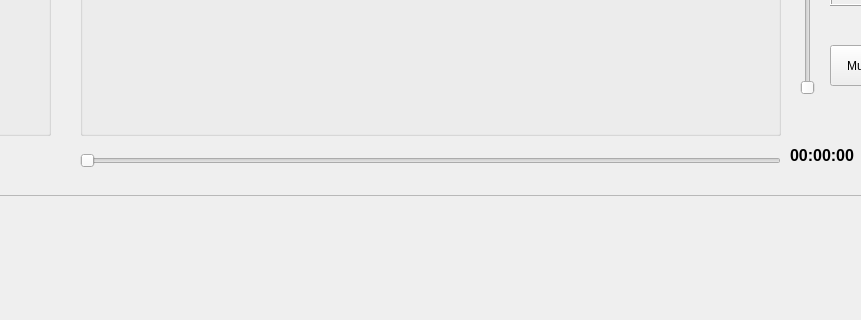
First picture: the form in ui/mainwindow.ui, repository maksPodstawski/qt-video-editor, before the edit; both pictures show x 350 to 1211 and y 284 to 604 of the 1297 by 747 pixel window.
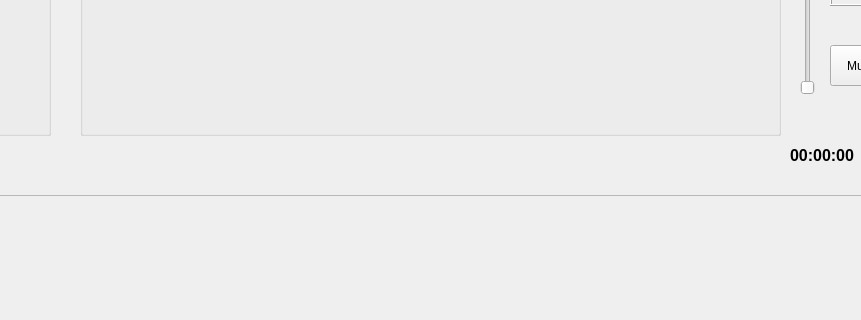
Second picture: the form after the edit.

Patch:
```diff
--- a/ui/mainwindow.ui
+++ b/ui/mainwindow.ui
@@ -107,25 +107,6 @@
      <string>00:00:00</string>
     </property>
    </widget>
-   <widget class="QSlider" name="previewVideoTimeSlider">
-    <property name="geometry">
-     <rect>
-      <x>430</x>
-      <y>410</y>
-      <width>701</width>
-      <height>31</height>
-     </rect>
-    </property>
-    <property name="styleSheet">
-     <string notr="true"/>
-    </property>
-    <property name="orientation">
-     <enum>Qt::Orientation::Horizontal</enum>
-    </property>
-    <property name="tickPosition">
-     <enum>QSlider::TickPosition::NoTicks</enum>
-    </property>
-   </widget>
    <widget class="QGroupBox" name="groupBoxVideosTable">
     <property name="geometry">
      <rect>
```
